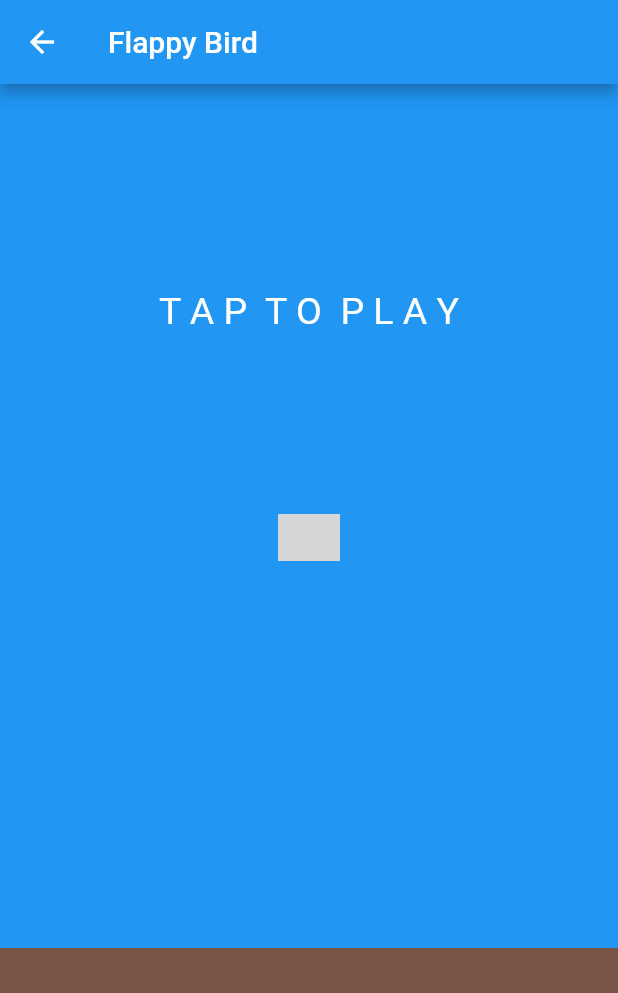
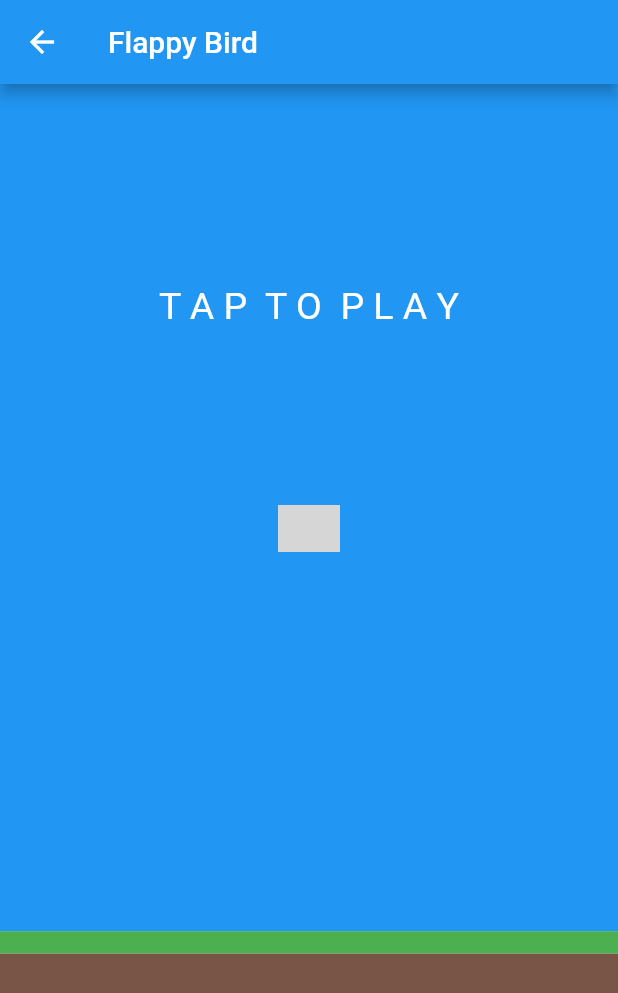
Before and after one commit to Roberto-Garijo/GameCenter, a Flutter app: the FlappyBirdPage screen opened directly, on a phone screen of 412 x 824 dp. Shown: the top 993 px of the screen. Run offline on Flutter 3.47's test engine with Material 2 defaults, Android fonts, the phone set to English and light mode, and no system bars; our stand-ins replace smooth_page_indicator; network calls fail; grey boxes are pictures that could not be loaded.

Commit message:
update on gui

```diff
--- a/lib/pages/flappy_bird_pages/barrier.dart
+++ b/lib/pages/flappy_bird_pages/barrier.dart
@@ -1,7 +1,7 @@
 import 'package:flutter/material.dart';
 
 class MyBarrier extends StatelessWidget {
-  final barrierWidth; // out of 2, where 2 is the width of the screen
+  final barrierWidth; // out of 2, where 2 is the width of the screenP
   final barrierHeight; // proportion of the screenheight
   final barrierX;
   final bool isThisBottomBarrier;
@@ -18,7 +18,12 @@
       alignment: Alignment((2 * barrierX + barrierWidth) / (2 - barrierWidth),
           isThisBottomBarrier ? 1 : -1),
       child: Container(
-        color: Colors.green,
+        decoration: BoxDecoration(
+          color: Colors.green,
+          border: Border.all(width: 10, color: Colors.greenAccent),
+          borderRadius: BorderRadius.circular(15)
+        ),
+
         width: MediaQuery.of(context).size.width * barrierWidth / 2,
         height: MediaQuery.of(context).size.height * 3 / 4 * barrierHeight / 2,
       ),
--- a/lib/pages/flappy_bird_pages/flappy_page.dart
+++ b/lib/pages/flappy_bird_pages/flappy_page.dart
@@ -189,6 +189,10 @@
                 ),
               ),
             ),
+            Container(
+              height: 15,
+              color: Colors.green,
+            ),
             Expanded(
               child: Container(
                 color: Colors.brown,
```
